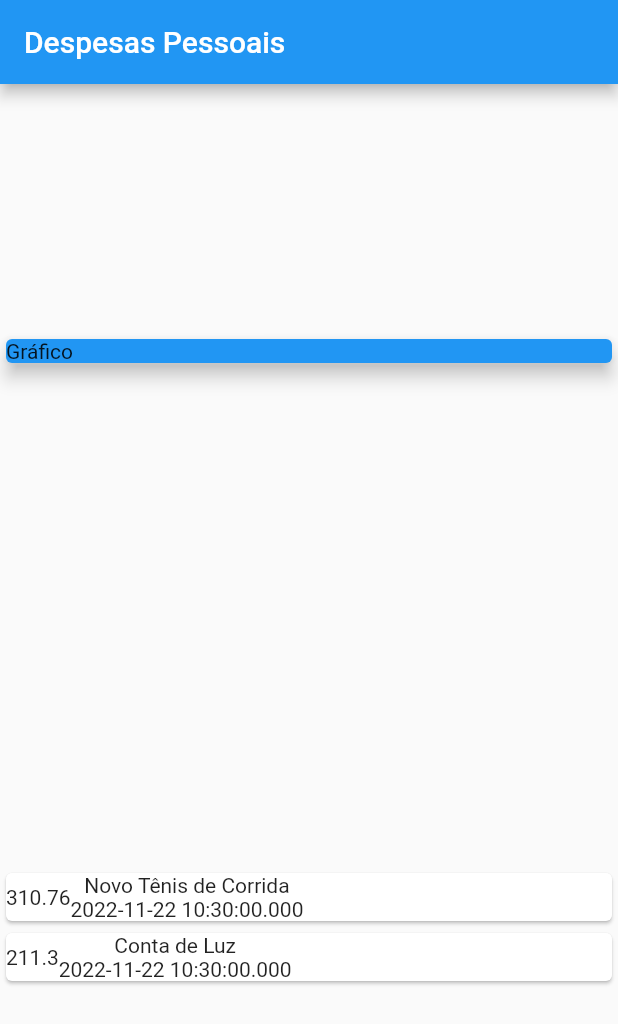
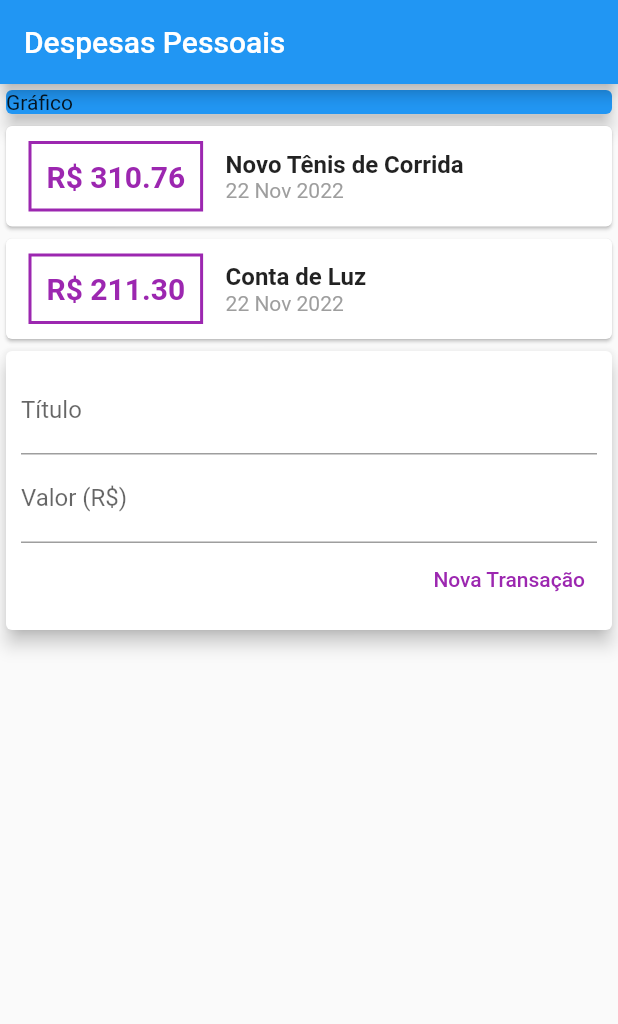
Before and after one commit to portelaoliveira/expenses, a Flutter app: the screen it shows after launch, on a phone screen of 412 x 824 dp. Shown: the top 1024 px of the screen. Run offline on Flutter 3.47's test engine with Material 2 defaults, Android fonts, the phone set to English and light mode, and no system bars.

Commit message:
Usando TextField.

```diff
--- a/lib/main.dart
+++ b/lib/main.dart
@@ -1,5 +1,6 @@
 import 'package:expenses/models/transaction.dart';
 import 'package:flutter/material.dart';
+import 'package:intl/intl.dart';
 
 main() => runApp(ExpensesApp());
 
@@ -30,7 +31,6 @@ class MyHomePage extends StatelessWidget {
           title: Text('Despesas Pessoais'),
         ),
         body: Column(
-          mainAxisAlignment: MainAxisAlignment.spaceAround,
           crossAxisAlignment: CrossAxisAlignment.stretch,
           children: <Widget>[
             Container(
@@ -46,18 +46,73 @@ class MyHomePage extends StatelessWidget {
                   child: Row(
                     children: <Widget>[
                       Container(
-                        child: Text(tr.value.toString()),
+                        margin:
+                            EdgeInsets.symmetric(horizontal: 15, vertical: 10),
+                        decoration: BoxDecoration(
+                            border: Border.all(
+                          color: Colors.purple,
+                          width: 2,
+                        )),
+                        padding: EdgeInsets.all(10),
+                        child: Text(
+                          'R\$ ${tr.value.toStringAsFixed(2)}',
+                          style: TextStyle(
+                            fontWeight: FontWeight.bold,
+                            fontSize: 20,
+                            color: Colors.purple,
+                          ),
+                        ),
                       ),
                       Column(
+                        crossAxisAlignment: CrossAxisAlignment.start,
                         children: <Widget>[
-                          Text(tr.title),
-                          Text(tr.date.toString())
+                          Text(
+                            tr.title,
+                            style: TextStyle(
+                              fontSize: 16,
+                              fontWeight: FontWeight.bold,
+                            ),
+                          ),
+                          Text(
+                            DateFormat('d MMM y').format(tr.date),
+                            style: TextStyle(
+                              color: Colors.grey,
+                            ),
+                          )
                         ],
                       )
                     ],
                   ),
                 );
               }).toList(),
+            ),
+            Card(
+              elevation: 5,
+              child: Padding(
+                padding: const EdgeInsets.all(10),
+                child: Column(
+                  children: <Widget>[
+                    TextField(
+                      decoration: InputDecoration(labelText: 'Título'),
+                    ),
+                    TextField(
+                      decoration: InputDecoration(labelText: 'Valor (R\$)'),
+                    ),
+                    Row(
+                      mainAxisAlignment: MainAxisAlignment.end,
+                      children: <Widget>[
+                        TextButton(
+                          child: Text(
+                            'Nova Transação',
+                            style: TextStyle(color: Colors.purple),
+                          ),
+                          onPressed: () {},
+                        ),
+                      ],
+                    )
+                  ],
+                ),
+              ),
             )
           ],
         ));
--- a/pubspec.yaml
+++ b/pubspec.yaml
@@ -34,6 +34,7 @@ dependencies:
   google_fonts: ^2.0.0+1
   flutter_feather_icons: ^2.0.0+1
   flutter_svg: ^0.22.0
+  intl: ^0.17.0
 
   # The following adds the Cupertino Icons font to your application.
   # Use with the CupertinoIcons class for iOS style icons.
```
Also changed, not shown: pubspec.lock.
